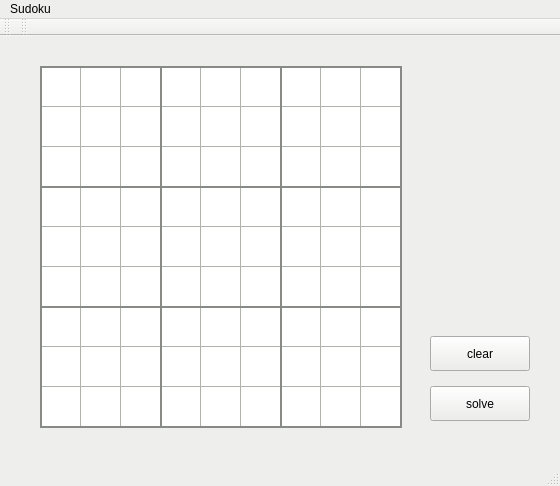
This is sudoku/mainwindow.ui in axwl03/2018-pd2-Project2 as Qt 5 draws it before an edit. The edited form follows.
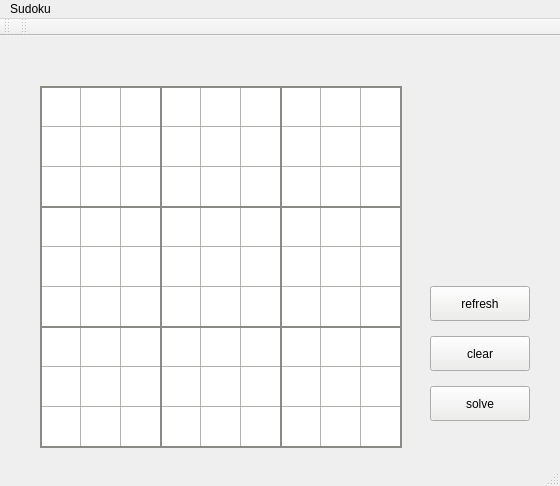
This is the edited form.

Patch:
```diff
--- a/sudoku/mainwindow.ui
+++ b/sudoku/mainwindow.ui
@@ -115,15 +115,6 @@
        </color>
       </brush>
      </colorrole>
-     <colorrole role="Window">
-      <brush brushstyle="SolidPattern">
-       <color alpha="255">
-        <red>238</red>
-        <green>238</green>
-        <blue>236</blue>
-       </color>
-      </brush>
-     </colorrole>
      <colorrole role="Shadow">
       <brush brushstyle="SolidPattern">
        <color alpha="255">
@@ -252,15 +243,6 @@
        </color>
       </brush>
      </colorrole>
-     <colorrole role="Window">
-      <brush brushstyle="SolidPattern">
-       <color alpha="255">
-        <red>238</red>
-        <green>238</green>
-        <blue>236</blue>
-       </color>
-      </brush>
-     </colorrole>
      <colorrole role="Shadow">
       <brush brushstyle="SolidPattern">
        <color alpha="255">
@@ -383,18 +365,9 @@
      <colorrole role="Base">
       <brush brushstyle="SolidPattern">
        <color alpha="255">
-        <red>238</red>
-        <green>238</green>
-        <blue>236</blue>
-       </color>
-      </brush>
-     </colorrole>
-     <colorrole role="Window">
-      <brush brushstyle="SolidPattern">
-       <color alpha="255">
-        <red>238</red>
-        <green>238</green>
-        <blue>236</blue>
+        <red>7</red>
+        <green>27</green>
+        <blue>100</blue>
        </color>
       </brush>
      </colorrole>
@@ -448,7 +421,7 @@
     <property name="geometry">
      <rect>
       <x>40</x>
-      <y>30</y>
+      <y>50</y>
       <width>362</width>
       <height>362</height>
      </rect>
@@ -1692,7 +1665,7 @@
     <property name="geometry">
      <rect>
       <x>40</x>
-      <y>150</y>
+      <y>170</y>
       <width>362</width>
       <height>2</height>
      </rect>
@@ -2129,7 +2102,7 @@
     <property name="geometry">
      <rect>
       <x>40</x>
-      <y>270</y>
+      <y>290</y>
       <width>362</width>
       <height>2</height>
      </rect>
@@ -2566,7 +2539,7 @@
     <property name="geometry">
      <rect>
       <x>160</x>
-      <y>30</y>
+      <y>50</y>
       <width>2</width>
       <height>362</height>
      </rect>
@@ -2676,7 +2649,7 @@
     <property name="geometry">
      <rect>
       <x>280</x>
-      <y>30</y>
+      <y>50</y>
       <width>2</width>
       <height>362</height>
      </rect>
@@ -2786,7 +2759,7 @@
     <property name="geometry">
      <rect>
       <x>40</x>
-      <y>30</y>
+      <y>50</y>
       <width>362</width>
       <height>2</height>
      </rect>
@@ -3223,7 +3196,7 @@
     <property name="geometry">
      <rect>
       <x>40</x>
-      <y>390</y>
+      <y>410</y>
       <width>362</width>
       <height>2</height>
      </rect>
@@ -3660,7 +3633,7 @@
     <property name="geometry">
      <rect>
       <x>400</x>
-      <y>30</y>
+      <y>50</y>
       <width>2</width>
       <height>362</height>
      </rect>
@@ -3770,7 +3743,7 @@
     <property name="geometry">
      <rect>
       <x>40</x>
-      <y>30</y>
+      <y>50</y>
       <width>2</width>
       <height>362</height>
      </rect>
@@ -3889,6 +3862,19 @@
      <string>clear</string>
     </property>
    </widget>
+   <widget class="QPushButton" name="refreshButton">
+    <property name="geometry">
+     <rect>
+      <x>430</x>
+      <y>250</y>
+      <width>100</width>
+      <height>35</height>
+     </rect>
+    </property>
+    <property name="text">
+     <string>refresh</string>
+    </property>
+   </widget>
   </widget>
   <widget class="QMenuBar" name="menuBar">
    <property name="geometry">
```
